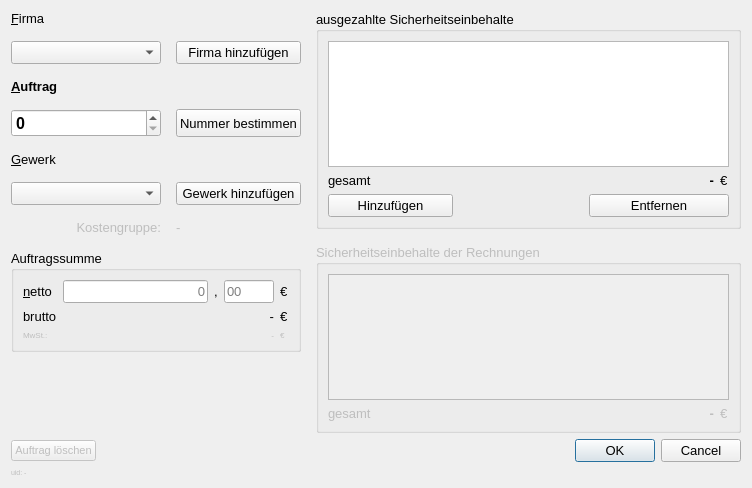
Before: the Qt Designer form ui/dlg/job_dialog.ui in timo-y/syp-kostenfortschreibung, drawn with Qt 5.
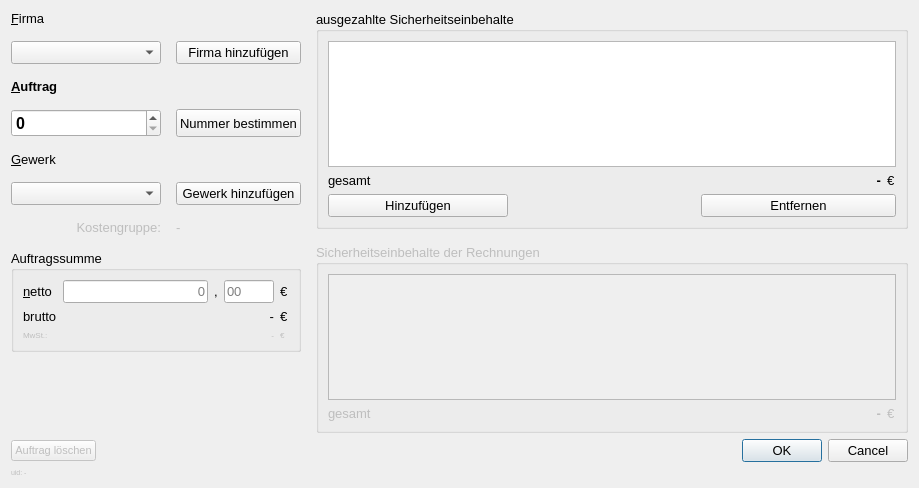
After: the same form once the commit is applied.

```diff
--- a/ui/dlg/job_dialog.ui
+++ b/ui/dlg/job_dialog.ui
@@ -6,7 +6,7 @@
    <rect>
     <x>0</x>
     <y>0</y>
-    <width>752</width>
+    <width>919</width>
     <height>488</height>
    </rect>
   </property>
```
